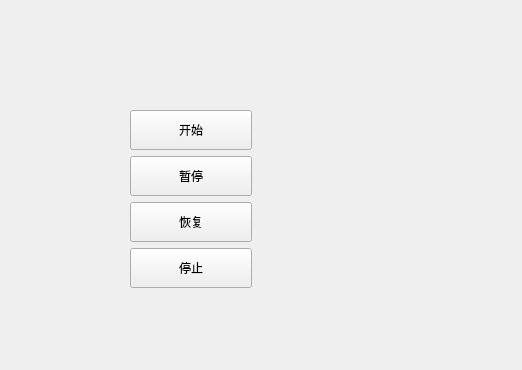
YuyangHou1230/Common, file Examples/threaddemo.ui: the form before one commit.
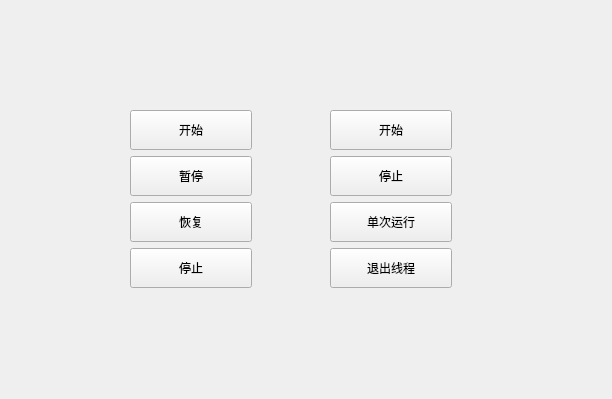
The form after the commit.

The edit to the form file:
```diff
--- a/Examples/threaddemo.ui
+++ b/Examples/threaddemo.ui
@@ -6,14 +6,14 @@
    <rect>
     <x>0</x>
     <y>0</y>
-    <width>522</width>
-    <height>370</height>
+    <width>612</width>
+    <height>399</height>
    </rect>
   </property>
   <property name="windowTitle">
    <string>Form</string>
   </property>
-  <widget class="QWidget" name="">
+  <widget class="QWidget" name="layoutWidget">
    <property name="geometry">
     <rect>
      <x>130</x>
@@ -77,6 +77,70 @@
     </item>
    </layout>
   </widget>
+  <widget class="QWidget" name="layoutWidget_2">
+   <property name="geometry">
+    <rect>
+     <x>330</x>
+     <y>110</y>
+     <width>122</width>
+     <height>180</height>
+    </rect>
+   </property>
+   <layout class="QVBoxLayout" name="verticalLayout_2">
+    <item>
+     <widget class="QPushButton" name="btnStart_2">
+      <property name="minimumSize">
+       <size>
+        <width>120</width>
+        <height>40</height>
+       </size>
+      </property>
+      <property name="text">
+       <string>开始</string>
+      </property>
+     </widget>
+    </item>
+    <item>
+     <widget class="QPushButton" name="btnStop_2">
+      <property name="minimumSize">
+       <size>
+        <width>120</width>
+        <height>40</height>
+       </size>
+      </property>
+      <property name="text">
+       <string>停止</string>
+      </property>
+     </widget>
+    </item>
+    <item>
+     <widget class="QPushButton" name="btnRun">
+      <property name="minimumSize">
+       <size>
+        <width>120</width>
+        <height>40</height>
+       </size>
+      </property>
+      <property name="text">
+       <string>单次运行</string>
+      </property>
+     </widget>
+    </item>
+    <item>
+     <widget class="QPushButton" name="btnQuit">
+      <property name="minimumSize">
+       <size>
+        <width>120</width>
+        <height>40</height>
+       </size>
+      </property>
+      <property name="text">
+       <string>退出线程</string>
+      </property>
+     </widget>
+    </item>
+   </layout>
+  </widget>
  </widget>
  <resources/>
  <connections/>
```
